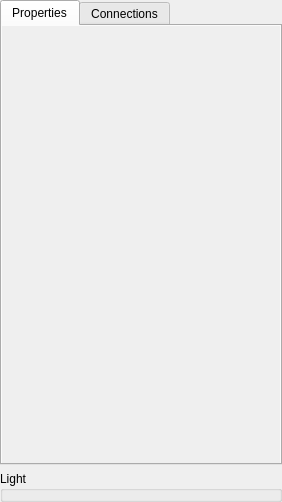
This is src/Editor/WorldEditor/WModifyTab.ui in AxioDL/PrimeWorldEditor as Qt 5 draws it before an edit. The edited form follows.
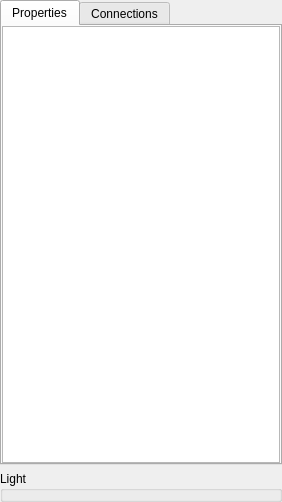
This is the edited form. Custom widgets are drawn as their Qt base class.

Commit message: Implemented new property editor, CPropertyView

Patch:
```diff
--- a/src/Editor/WorldEditor/WModifyTab.ui
+++ b/src/Editor/WorldEditor/WModifyTab.ui
@@ -49,59 +49,27 @@
         <number>0</number>
        </property>
        <item>
-        <widget class="QScrollArea" name="PropertiesScrollArea">
-         <property name="frameShape">
-          <enum>QFrame::NoFrame</enum>
+        <widget class="CPropertyView" name="PropertyView">
+         <property name="font">
+          <font>
+           <pointsize>10</pointsize>
+          </font>
          </property>
-         <property name="frameShadow">
-          <enum>QFrame::Plain</enum>
+         <property name="styleSheet">
+          <string notr="true">alternate-background-color: rgb(35,35,35);</string>
          </property>
-         <property name="widgetResizable">
+         <property name="editTriggers">
+          <set>QAbstractItemView::AllEditTriggers</set>
+         </property>
+         <property name="alternatingRowColors">
           <bool>true</bool>
          </property>
-         <widget class="QWidget" name="PropertiesScrollContents">
-          <property name="geometry">
-           <rect>
-            <x>0</x>
-            <y>0</y>
-            <width>276</width>
-            <height>457</height>
-           </rect>
-          </property>
-          <property name="sizePolicy">
-           <sizepolicy hsizetype="Minimum" vsizetype="Preferred">
-            <horstretch>0</horstretch>
-            <verstretch>0</verstretch>
-           </sizepolicy>
-          </property>
-          <layout class="QVBoxLayout" name="PropertiesScrollLayout">
-           <property name="leftMargin">
-            <number>9</number>
-           </property>
-           <property name="topMargin">
-            <number>9</number>
-           </property>
-           <property name="rightMargin">
-            <number>9</number>
-           </property>
-           <property name="bottomMargin">
-            <number>9</number>
-           </property>
-           <item>
-            <spacer name="verticalSpacer">
-             <property name="orientation">
-              <enum>Qt::Vertical</enum>
-             </property>
-             <property name="sizeHint" stdset="0">
-              <size>
-               <width>20</width>
-               <height>40</height>
-              </size>
-             </property>
-            </spacer>
-           </item>
-          </layout>
-         </widget>
+         <property name="selectionMode">
+          <enum>QAbstractItemView::NoSelection</enum>
+         </property>
+         <property name="verticalScrollMode">
+          <enum>QAbstractItemView::ScrollPerPixel</enum>
+         </property>
         </widget>
        </item>
       </layout>
@@ -223,6 +191,13 @@
    </item>
   </layout>
  </widget>
+ <customwidgets>
+  <customwidget>
+   <class>CPropertyView</class>
+   <extends>QTreeView</extends>
+   <header>Editor/PropertyEdit/CPropertyView.h</header>
+  </customwidget>
+ </customwidgets>
  <resources/>
  <connections/>
 </ui>
```
The commit also changes 41 other files.
